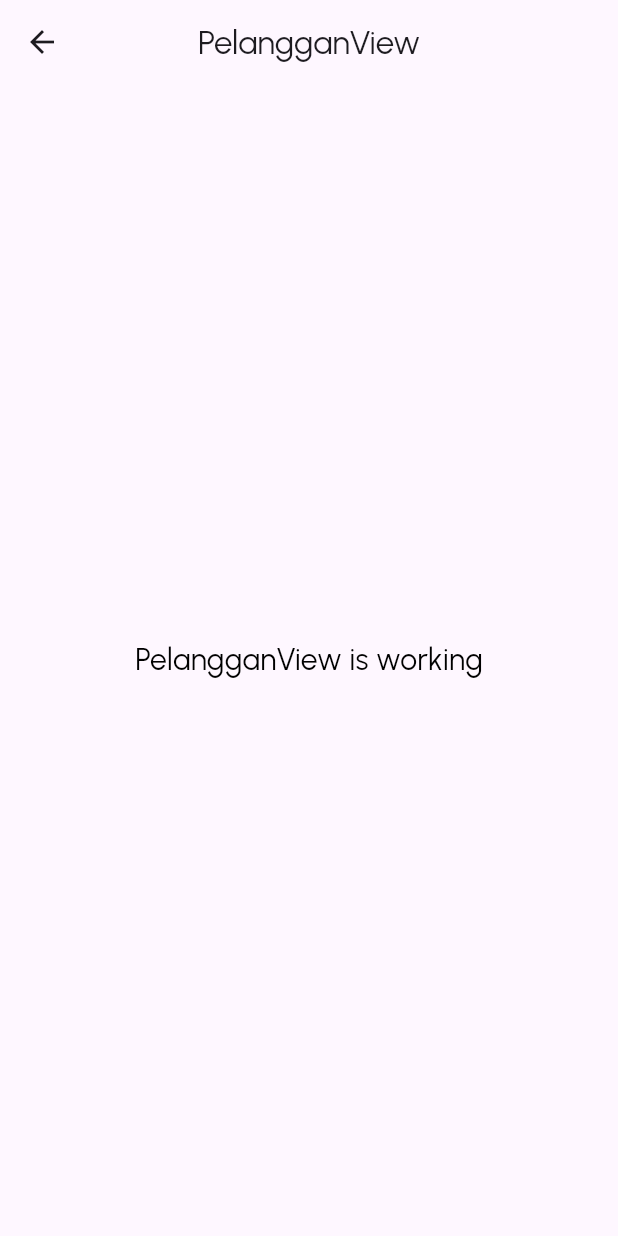
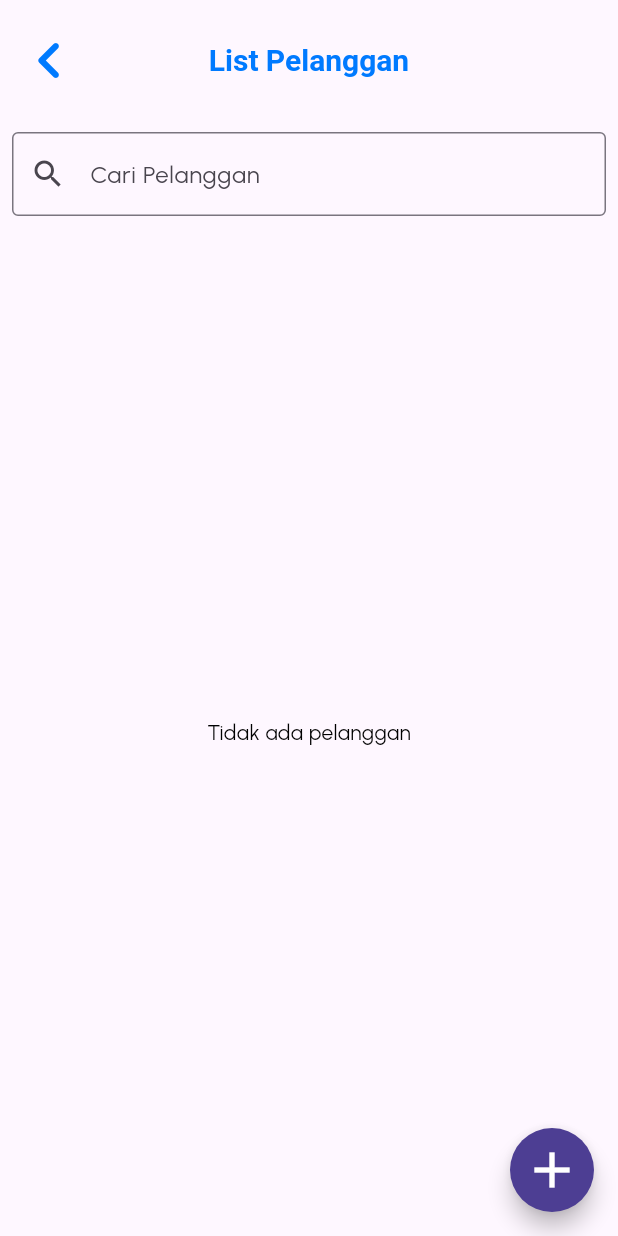
Before and after one commit to JonathanZefanya/capstone, a Flutter app: the PelangganView screen opened by its route, on a phone screen of 412 x 824 dp. Run offline on Flutter 3.47's test engine with Material 3 defaults, Android fonts, the light colour scheme and no system bars; our stand-ins replace cloud_firestore, firebase_auth, firebase_core, get, google_fonts; accounts and stored records are empty; network calls fail; Roboto replaces fonts that are missing (FontPoppins).

Commit message:
feat: add TambahPelanggan module with controller and routing

```diff
--- a/lib/app/modules/pelanggan/controllers/pelanggan_controller.dart
+++ b/lib/app/modules/pelanggan/controllers/pelanggan_controller.dart
@@ -1,23 +1,55 @@
+import 'package:cloud_firestore/cloud_firestore.dart';
 import 'package:get/get.dart';
 
 class PelangganController extends GetxController {
-  //TODO: Implement PelangganController
+  FirebaseFirestore firestore = FirebaseFirestore.instance;
 
-  final count = 0.obs;
+  var pelangganList = <Map<String, dynamic>>[].obs;
+  var filteredPelangganList = <Map<String, dynamic>>[].obs;
+
   @override
   void onInit() {
     super.onInit();
+    fetchPelanggan();
   }
 
-  @override
-  void onReady() {
-    super.onReady();
+  void fetchPelanggan() async {
+    try {
+      var result = await firestore.collection('pelanggan').get();
+      var list = result.docs.map((doc) {
+        var data = doc.data();
+        data['id'] = doc.id;
+        return data;
+      }).toList();
+
+      // Explicit type casting to List<Map<String, dynamic>>
+      List<Map<String, dynamic>> mappedList = list.cast<Map<String, dynamic>>();
+
+      pelangganList.assignAll(mappedList);
+      filteredPelangganList.assignAll(mappedList);
+    } catch (e) {
+      Get.snackbar('Error', 'Gagal memuat pelanggan: $e');
+    }
   }
 
-  @override
-  void onClose() {
-    super.onClose();
+  void filterPelanggan(String query) {
+    if (query.isEmpty) {
+      filteredPelangganList.assignAll(pelangganList);
+    } else {
+      filteredPelangganList.assignAll(pelangganList.where((pelanggan) =>
+          pelanggan['nama pelanggan']
+              .toLowerCase()
+              .contains(query.toLowerCase())));
+    }
   }
 
-  void increment() => count.value++;
+  void deletePelanggan(String id) async {
+    try {
+      await firestore.collection('pelanggan').doc(id).delete();
+      fetchPelanggan();
+      Get.snackbar('Success', 'Pelanggan berhasil dihapus');
+    } catch (e) {
+      Get.snackbar('Error', 'Gagal menghapus pelanggan: $e');
+    }
+  }
 }
--- a/lib/app/modules/pelanggan/views/pelanggan_view.dart
+++ b/lib/app/modules/pelanggan/views/pelanggan_view.dart
@@ -1,22 +1,143 @@
 import 'package:flutter/material.dart';
-
 import 'package:get/get.dart';
 
+import '../../../../component/app_color.dart';
+import '../../tambah_pelanggan/views/tambah_pelanggan_view.dart';
+import '../../transaksi/controllers/transaksi_controller.dart';
 import '../controllers/pelanggan_controller.dart';
 
 class PelangganView extends GetView<PelangganController> {
-  const PelangganView({super.key});
+  const PelangganView({Key? key}) : super(key: key);
+
   @override
   Widget build(BuildContext context) {
     return Scaffold(
       appBar: AppBar(
-        title: const Text('PelangganView'),
+        title: const Text(
+          'List Pelanggan',
+          style: TextStyle(
+            color: Constants.primaryColor,
+            fontWeight: FontWeight.w600,
+            fontFamily: 'FontPoppins',
+            fontSize: 20,
+          ),
+        ),
+        toolbarHeight: 80,
+        leading: IconButton(
+          onPressed: () {
+            Get.back();
+          },
+          icon: const Icon(
+            Icons.keyboard_arrow_left_rounded,
+            size: 50.0,
+            color: Constants.primaryColor,
+          ),
+        ),
         centerTitle: true,
       ),
-      body: const Center(
-        child: Text(
-          'PelangganView is working',
-          style: TextStyle(fontSize: 20),
+      body: Column(
+        children: [
+          Padding(
+            padding: const EdgeInsets.all(8.0),
+            child: Row(
+              mainAxisAlignment: MainAxisAlignment.center,
+              children: [
+                Expanded(
+                  child: TextField(
+                    decoration: const InputDecoration(
+                      hintText: 'Cari Pelanggan',
+                      prefixIcon: Icon(Icons.search),
+                      border: OutlineInputBorder(),
+                    ),
+                    onChanged: (value) {
+                      controller.filterPelanggan(value);
+                    },
+                  ),
+                ),
+              ],
+            ),
+          ),
+          Expanded(
+            child: Obx(() {
+              var pelangganList = controller.filteredPelangganList;
+              if (pelangganList.isEmpty) {
+                return const Center(
+                  child: Text('Tidak ada pelanggan'),
+                );
+              }
+              return ListView.builder(
+                itemCount: pelangganList.length,
+                itemBuilder: (context, index) {
+                  var pelanggan = pelangganList[index];
+                  return Card(
+                    margin: const EdgeInsets.all(10.0),
+                    shape: RoundedRectangleBorder(
+                      borderRadius: BorderRadius.circular(10.0),
+                      side: const BorderSide(color: Colors.black, width: 1.5),
+                    ),
+                    color: Colors.white,
+                    child: ListTile(
+                      title: Text(
+                        'Nama : ${pelanggan['nama pelanggan']}',
+                        style: const TextStyle(
+                          fontSize: 16,
+                          fontWeight: FontWeight.w600,
+                        ),
+                      ),
+                      subtitle: Column(
+                        crossAxisAlignment: CrossAxisAlignment.start,
+                        children: [
+                          const SizedBox(height: 5),
+                          Text(
+                            'No WhatsApp: ${pelanggan['nomor WhatsApp']}',
+                          ),
+                          const SizedBox(height: 5),
+                          Text(
+                            'Alamat : ${pelanggan['alamat'] ?? 'Alamat tidak tersedia'}',
+                          ),
+                        ],
+                      ),
+                      trailing: IconButton(
+                        icon: const Icon(Icons.delete_outlined),
+                        onPressed: () {
+                          if (pelanggan['id'] != null) {
+                            controller.deletePelanggan(pelanggan['id']);
+                          } else {
+                            Get.snackbar('Error', 'ID pelanggan tidak valid');
+                          }
+                        },
+                      ),
+                      onTap: () {
+                        Get.find<TransaksiController>()
+                            .selectedPelanggan
+                            .value = pelanggan;
+                        Get.back();
+                      },
+                    ),
+                  );
+                },
+              );
+            }),
+          ),
+        ],
+      ),
+      floatingActionButton: FloatingActionButton(
+        backgroundColor: const Color.fromRGBO(77, 62, 147, 50),
+        onPressed: () {
+          Navigator.push(
+            context,
+            MaterialPageRoute(
+              builder: (context) => const TambahPelangganView(),
+            ),
+          );
+        },
+        shape: RoundedRectangleBorder(
+          borderRadius: BorderRadius.circular(30.0),
+        ),
+        child: const Icon(
+          Icons.add,
+          color: Colors.white,
+          size: 40,
         ),
       ),
     );
--- a/lib/app/routes/app_pages.dart
+++ b/lib/app/routes/app_pages.dart
@@ -14,6 +14,8 @@ import '../modules/register/bindings/register_binding.dart';
 import '../modules/register/views/register_view.dart';
 import '../modules/service/bindings/service_binding.dart';
 import '../modules/service/views/service_view.dart';
+import '../modules/tambah_pelanggan/bindings/tambah_pelanggan_binding.dart';
+import '../modules/tambah_pelanggan/views/tambah_pelanggan_view.dart';
 import '../modules/tambah_service/bindings/tambah_service_binding.dart';
 import '../modules/tambah_service/views/tambah_service_view.dart';
 import '../modules/transaksi/bindings/transaksi_binding.dart';
@@ -73,5 +75,10 @@ class AppPages {
       page: () => const RegisterView(),
       binding: RegisterBinding(),
     ),
+    GetPage(
+      name: _Paths.TAMBAH_PELANGGAN,
+      page: () => const TambahPelangganView(),
+      binding: TambahPelangganBinding(),
+    ),
   ];
 }
--- a/lib/app/routes/app_routes.dart
+++ b/lib/app/routes/app_routes.dart
@@ -12,6 +12,7 @@ abstract class Routes {
   static const TRANSAKSI = _Paths.TRANSAKSI;
   static const TAMBAH_SERVICE = _Paths.TAMBAH_SERVICE;
   static const REGISTER = _Paths.REGISTER;
+  static const TAMBAH_PELANGGAN = _Paths.TAMBAH_PELANGGAN;
 }
 
 abstract class _Paths {
@@ -25,4 +26,5 @@ abstract class _Paths {
   static const TRANSAKSI = '/transaksi';
   static const TAMBAH_SERVICE = '/tambah-service';
   static const REGISTER = '/register';
+  static const TAMBAH_PELANGGAN = '/tambah-pelanggan';
 }
```
Also changed, not shown: lib/app/modules/tambah_pelanggan/bindings/tambah_pelanggan_binding.dart (added, +12 -0 lines), lib/app/modules/tambah_pelanggan/controllers/tambah_pelanggan_controller.dart (added, +58 -0 lines), lib/app/modules/tambah_pelanggan/views/tambah_pelanggan_view.dart (added, +151 -0 lines), lib/app/modules/transaksi/views/transaksi_view.dart (+20 -20 lines).
